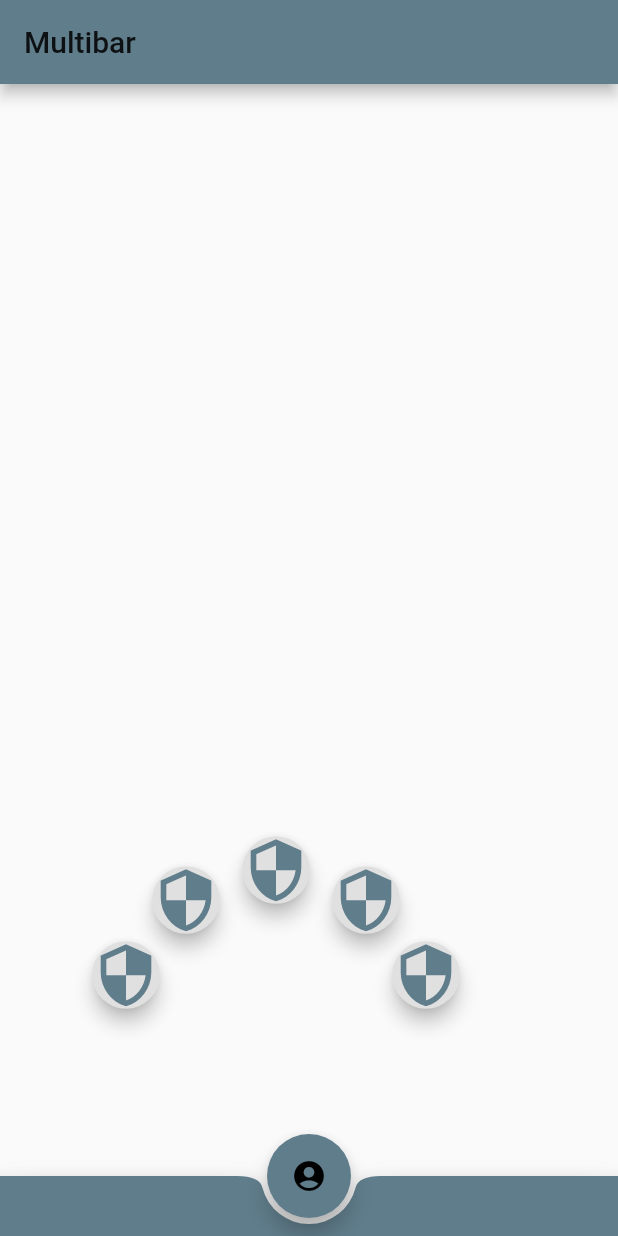
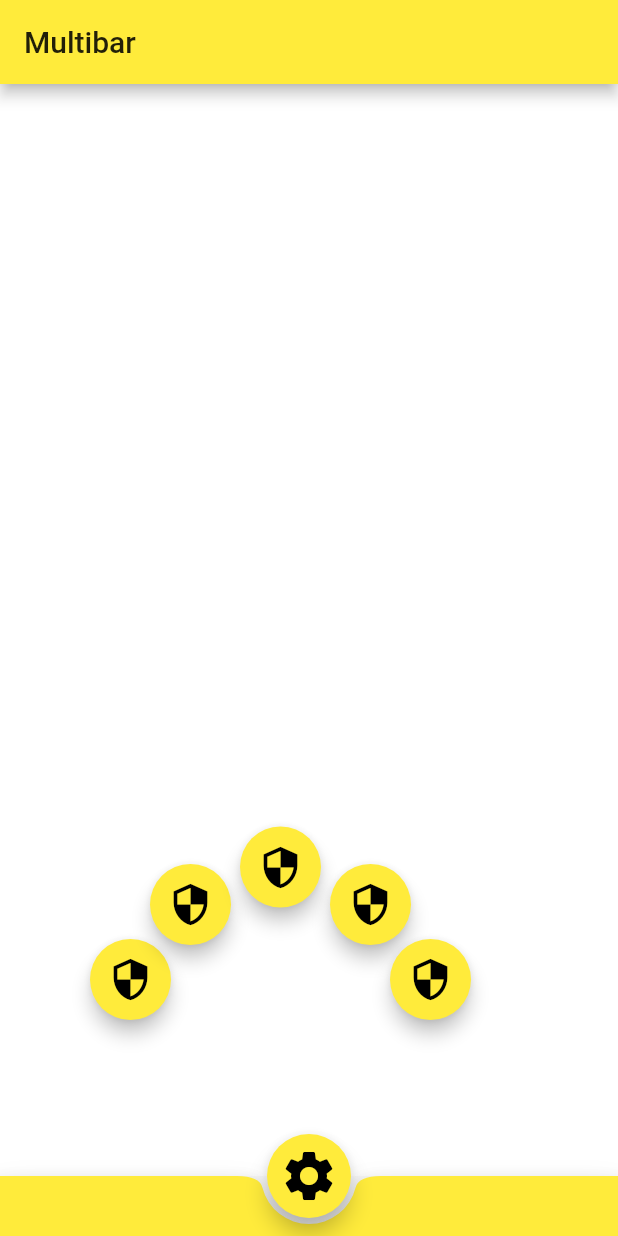
Before and after one commit to nemrosim/flutter-animation-basics, a Flutter app: the screen it shows after launch, on a phone screen of 412 x 824 dp. Run offline on Flutter 3.47's test engine with Material 2 defaults, Android fonts, the phone set to English and light mode, and no system bars.

Commit message:
add multibar with animation (full solution)

```diff
--- a/lib/main.dart
+++ b/lib/main.dart
@@ -16,7 +16,6 @@ import 'widgets/raised_app_button.dart';
 void main() => runApp(MyApp());
 
 class MyApp extends StatelessWidget {
-  // This widget is the root of your application.
   @override
   Widget build(BuildContext context) {
     return MaterialApp(
--- a/lib/widgets/multibar.dart
+++ b/lib/widgets/multibar.dart
@@ -18,35 +18,38 @@ class _MultibarState extends State<Multibar>
     );
   }
 
+  void onPressedHandler() {
+    if (animationController.isDismissed) {
+      animationController.forward();
+    } else {
+      animationController.reverse();
+    }
+  }
+
   @override
   Widget build(BuildContext context) {
     return Scaffold(
       appBar: AppBar(
         title: Text("Multibar"),
-        backgroundColor: Colors.blueGrey,
+        backgroundColor: Colors.yellow,
       ),
       body: Container(
-        width: MediaQuery.of(context).size.width,
-        child: Stack(
-          children: <Widget>[
-            StackWidget(animationController),
-          ],
-        ),
+        color: Colors.white,
+        width: double.infinity,
+        height: double.infinity,
+        child: IconsStackWidget(animationController),
       ),
       floatingActionButton: FloatingActionButton(
-        backgroundColor: Colors.blueGrey,
-        onPressed: () {
-          if (animationController.value == 0) {
-            animationController.forward(from: 0);
-          } else {
-            animationController.animateBack(0);
-          }
-        },
-        child: Icon(Icons.account_circle),
+        backgroundColor: Colors.yellow,
+        onPressed: onPressedHandler,
+        child: Icon(
+          Icons.settings,
+          size: 40,
+        ),
       ),
       floatingActionButtonLocation: FloatingActionButtonLocation.centerDocked,
       bottomNavigationBar: BottomAppBar(
-        color: Colors.blueGrey,
+        color: Colors.yellow,
         shape: const CircularNotchedRectangle(),
         child: Container(
           height: 40.0,
@@ -56,130 +59,60 @@ class _MultibarState extends State<Multibar>
   }
 }
 
-class StackWidget extends StatefulWidget {
-  AnimationController animationController;
+class IconsStackWidget extends StatelessWidget {
+  final AnimationController animationController;
 
-  StackWidget(this.animationController);
+  static const double RIGHT_END_POINT = 100;
+  static const double SECOND_RIGHT_END_POINT = 60;
+  static const double TOP_END_POINT = 40;
+  static const double SECOND_TOP_END_POINT = 90;
 
-  @override
-  _StackWidgetState createState() => _StackWidgetState();
-}
+  IconsStackWidget(this.animationController);
 
-class _StackWidgetState extends State<StackWidget> {
-  double _iconSize = 65.0;
-  Animation delayedAnimation;
-
-  @override
-  void initState() {
-    super.initState();
-  }
-
-  double moveTo(double value) {
-    return value * widget.animationController.value;
+  Animation getDelayedAnimation(double delay) {
+    return Tween(begin: 1.0, end: 0.0).animate(
+      CurvedAnimation(
+        parent: this.animationController,
+        curve: Interval(
+          delay,
+          1.0,
+          curve: Curves.easeOut,
+        ),
+      ),
+    );
   }
 
   @override
   Widget build(BuildContext context) {
-    double rightCenter = MediaQuery.of(context).size.width / 2 - _iconSize / 2;
-    double bottomCenter = -_iconSize / 2;
-
-    delayedAnimation = Tween(begin: rightCenter, end: bottomCenter).animate(
-      CurvedAnimation(
-        parent: widget.animationController,
-        curve: Interval(
-          0.5,
-          1.0,
-          curve: Curves.fastOutSlowIn,
-        ),
-      ),
-    );
-
-    double start = 610;
-    double right = 140;
     return AnimatedBuilder(
-        animation: widget.animationController,
+        animation: this.animationController,
         builder: (context, _) {
           return Stack(
             children: <Widget>[
               MovableIcon(
-                right: right,
-                left: start,
-                rightEnd: 100,
-                leftEnd: 40,
-                animation: Tween(begin: 1.0, end: 0.0).animate(
-                  CurvedAnimation(
-                    parent: widget.animationController,
-                    curve: Interval(
-                      0.60,
-                      1.0,
-                      curve: Curves.fastOutSlowIn,
-                    ),
-                  ),
-                ),
+                rightEnd: RIGHT_END_POINT,
+                topEnd: TOP_END_POINT,
+                animation: getDelayedAnimation(0.60),
               ),
               MovableIcon(
-                right: right,
-                left: start,
-                rightEnd: 60,
-                leftEnd: 90,
-                animation: Tween(begin: 1.0, end: 0.0).animate(
-                  CurvedAnimation(
-                    parent: widget.animationController,
-                    curve: Interval(
-                      0.45,
-                      1.0,
-                      curve: Curves.fastOutSlowIn,
-                    ),
-                  ),
-                ),
+                rightEnd: SECOND_RIGHT_END_POINT,
+                topEnd: SECOND_TOP_END_POINT,
+                animation: getDelayedAnimation(0.45),
               ),
               MovableIcon(
-                right: right,
-                left: start,
                 rightEnd: 0,
-                leftEnd: 110,
-                animation: Tween(begin: 1.0, end: 0.0).animate(
-                  CurvedAnimation(
-                    parent: widget.animationController,
-                    curve: Interval(
-                      0.30,
-                      1.0,
-                      curve: Curves.fastOutSlowIn,
-                    ),
-                  ),
-                ),
+                topEnd: 115,
+                animation: getDelayedAnimation(0.30),
               ),
               MovableIcon(
-                right: right,
-                left: start,
-                rightEnd: -60,
-                leftEnd: 90,
-                animation: Tween(begin: 1.0, end: 0.0).animate(
-                  CurvedAnimation(
-                    parent: widget.animationController,
-                    curve: Interval(
-                      0.15,
-                      1.0,
-                      curve: Curves.fastOutSlowIn,
-                    ),
-                  ),
-                ),
+                rightEnd: -SECOND_RIGHT_END_POINT,
+                topEnd: SECOND_TOP_END_POINT,
+                animation: getDelayedAnimation(0.15),
               ),
               MovableIcon(
-                right: right,
-                left: start,
-                rightEnd: -100,
-                leftEnd: 40,
-                animation: Tween(begin: 1.0, end: 0.0).animate(
-                  CurvedAnimation(
-                    parent: widget.animationController,
-                    curve: Interval(
-                      0.0,
-                      1.0,
-                      curve: Curves.fastOutSlowIn,
-                    ),
-                  ),
-                ),
+                rightEnd: -RIGHT_END_POINT,
+                topEnd: TOP_END_POINT,
+                animation: getDelayedAnimation(0.00),
               )
             ],
           );
@@ -188,32 +121,35 @@ class _StackWidgetState extends State<StackWidget> {
 }
 
 class MovableIcon extends StatelessWidget {
-  double right;
-  double left;
+  final double rightEnd;
+  final double topEnd;
 
-  double rightEnd;
-  double leftEnd;
+  final Animation animation;
 
-  Animation animation;
-
-  MovableIcon(
-      {this.right, this.left, this.rightEnd, this.leftEnd, this.animation});
+  MovableIcon({this.rightEnd, this.topEnd, this.animation});
 
   @override
   Widget build(BuildContext context) {
-    double iconSize = 45.0;
+    double topStart = 610;
+    double rightStart = 143;
 
     return Transform(
-      transform: Matrix4.translationValues(right - rightEnd * animation.value,
-          left - leftEnd * animation.value, 0),
+      transform: Matrix4.translationValues(
+          rightStart - rightEnd * animation.value,
+          topStart - topEnd * animation.value,
+          0),
+      child: SizedBox(
+        height: 54,
         child: RaisedButton(
           onPressed: () {},
           shape: CircleBorder(),
           elevation: 5 * animation.value,
+          color: Colors.yellow,
           child: Icon(
             Icons.security,
-          color: Colors.blueGrey,
-          size: iconSize,
+            color: Colors.black,
+            size: 30,
+          ),
         ),
       ),
     );
```
Lines whose indentation alone changed are shown as unchanged.
